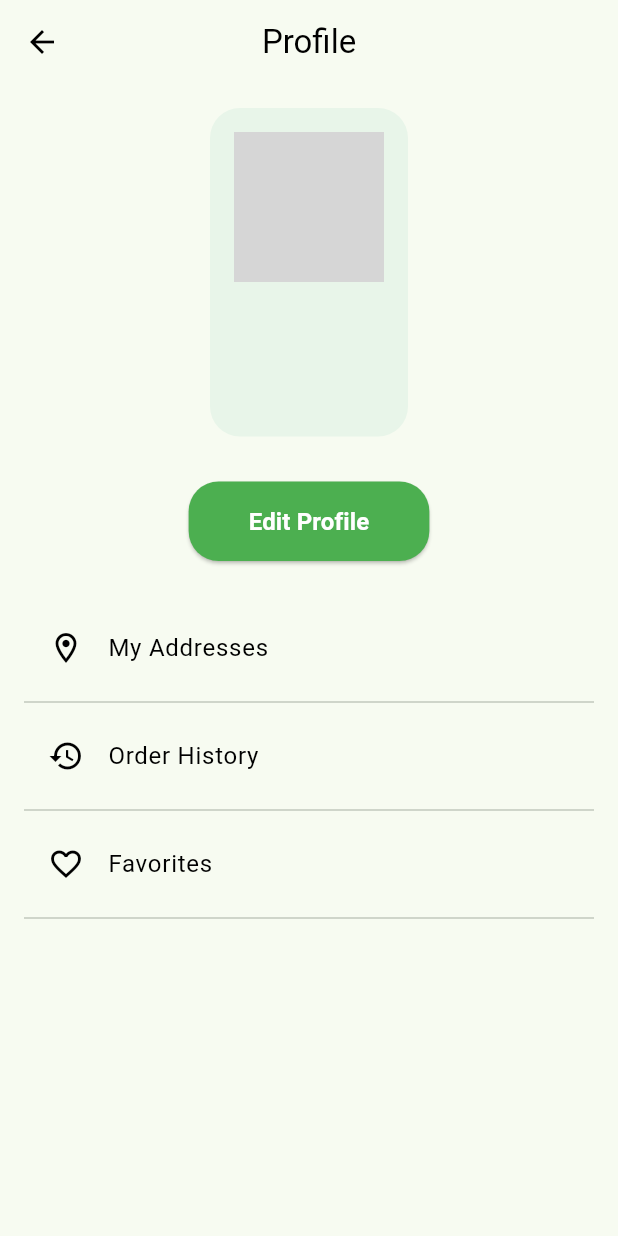
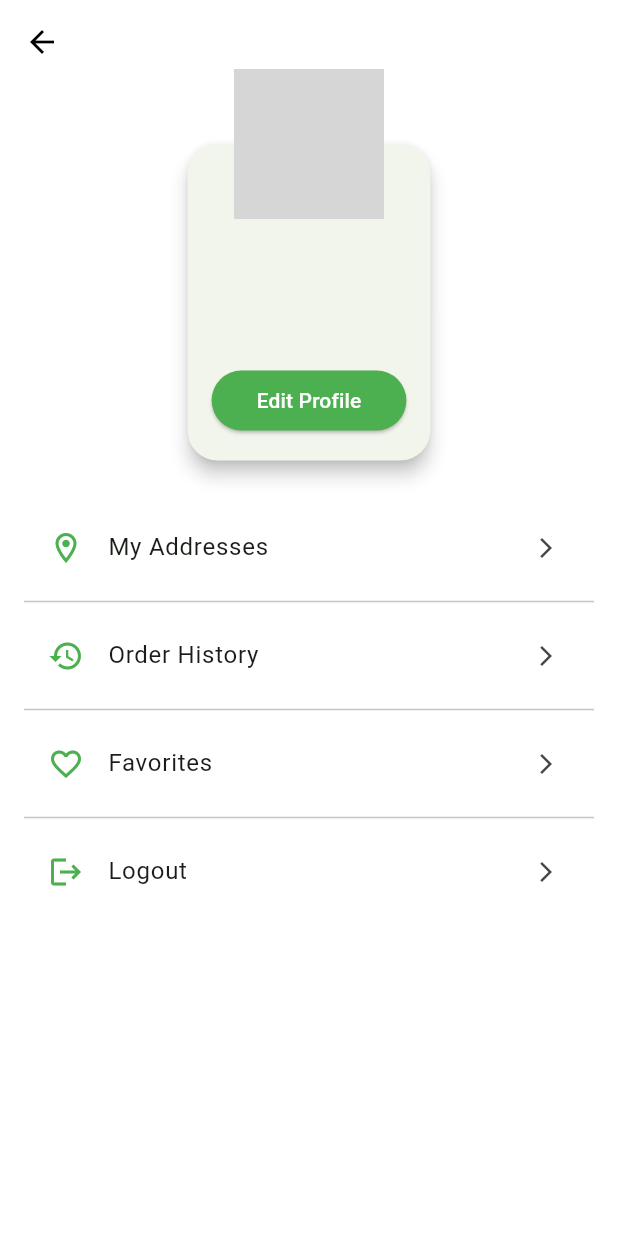
Before and after one commit to itscodemine/foodies, a Flutter app: the ProfileScreen screen opened directly, on a phone screen of 412 x 824 dp. Run offline on Flutter 3.47's test engine with Material 3 defaults, Android fonts, the phone set to English and light mode, and no system bars; our stand-ins replace cloud_firestore, firebase_auth, firebase_core; accounts and stored records are empty; network calls fail; grey boxes are pictures that could not be loaded.

Commit message:
feat: update user profile screen

```diff
--- a/lib/ui/screens/home_screen.dart
+++ b/lib/ui/screens/home_screen.dart
@@ -276,7 +276,7 @@ class _HomeScreenState extends State<HomeScreen> {
                       ),
                     ),
                   ),
-                  const SizedBox(height: 12.0),
+                  const SizedBox(height: 16.0),
                   const Padding(
                     padding: EdgeInsets.symmetric(horizontal: 16.0),
                     child: Text(
@@ -287,7 +287,7 @@ class _HomeScreenState extends State<HomeScreen> {
                       ),
                     ),
                   ),
-                  const SizedBox(height: 12.0),
+                  const SizedBox(height: 6.0),
                   SizedBox(
                     height: 180,
                     child: ListView.builder(
@@ -364,7 +364,7 @@ class _HomeScreenState extends State<HomeScreen> {
                           gridDelegate:
                               const SliverGridDelegateWithFixedCrossAxisCount(
                                 crossAxisCount: 2,
-                                childAspectRatio: 0.8,
+                                childAspectRatio: 3 / 4,
                               ),
                           itemCount: _categoryMenus.length,
                           itemBuilder: (context, index) {
--- a/lib/ui/screens/profile_screen.dart
+++ b/lib/ui/screens/profile_screen.dart
@@ -4,6 +4,7 @@ import 'package:foodies/models/user_model.dart';
 import 'package:foodies/services/auth_services.dart';
 import 'package:foodies/ui/screens/address_screen.dart';
 import 'package:foodies/ui/screens/favorite_screen.dart';
+import 'package:foodies/ui/screens/login_screen.dart';
 import 'package:foodies/ui/screens/order_history_screen.dart';
 
 class ProfileScreen extends StatefulWidget {
@@ -38,42 +39,47 @@ class _ProfileScreenState extends State<ProfileScreen> {
     }
   }
 
+  Future<void> _logout() async {
+    await AuthServices().signOut();
+    if (mounted) {
+      Navigator.of(context).pushAndRemoveUntil(
+        MaterialPageRoute(builder: (context) => const LoginScreen()),
+        (Route<dynamic> route) => false,
+      );
+    }
+  }
+
   @override
   Widget build(BuildContext context) {
     return Scaffold(
+      backgroundColor: Colors.white,
       appBar: AppBar(
-        title: const Text('Profile', style: TextStyle(color: Colors.black)),
-        elevation: 0,
         backgroundColor: Colors.transparent,
         iconTheme: const IconThemeData(color: Colors.black),
-        centerTitle: true,
       ),
       body: _isLoading
           ? const Center(child: CircularProgressIndicator())
           : _user == null
           ? const Center(child: Text('User not found.'))
           : SingleChildScrollView(
+              child: Column(
+                children: [
+                  const SizedBox(height: 40),
+                  Stack(
+                    clipBehavior: Clip.none,
+                    alignment: Alignment.center,
+                    children: [
+                      Card(
+                        margin: const EdgeInsets.symmetric(horizontal: 16),
+                        shape: RoundedRectangleBorder(
+                          borderRadius: BorderRadius.circular(20),
+                        ),
+                        elevation: 5,
+                        child: Padding(
                           padding: const EdgeInsets.all(16.0),
                           child: Column(
                             children: [
-                  Container(
-                    padding: const EdgeInsets.all(16.0),
-                    decoration: BoxDecoration(
-                      color: Colors.green[50],
-                      borderRadius: BorderRadius.circular(20.0),
-                    ),
-                    child: Column(
-                      children: [
-                        CircleAvatar(
-                          radius: 50,
-                          backgroundImage: _user!.imageUrl != null
-                              ? NetworkImage(_user!.imageUrl!)
-                              : null,
-                          child: _user!.imageUrl == null
-                              ? const Icon(Icons.person, size: 50)
-                              : null,
-                        ),
-                        const SizedBox(height: 20),
+                              const SizedBox(height: 50),
                               Text(
                                 _user!.name,
                                 style: const TextStyle(
@@ -81,69 +87,80 @@ class _ProfileScreenState extends State<ProfileScreen> {
                                   fontWeight: FontWeight.bold,
                                 ),
                               ),
-                        const SizedBox(height: 10),
+                              const SizedBox(height: 8),
                               Text(
                                 _user!.email,
-                          style: const TextStyle(
+                                style: TextStyle(
                                   fontSize: 16,
-                            color: Colors.grey,
+                                  color: Colors.grey[600],
                                 ),
                               ),
-                      ],
-                    ),
-                  ),
-                  const SizedBox(height: 30),
+                              const SizedBox(height: 16),
                               ElevatedButton(
                                 onPressed: () {},
                                 style: ElevatedButton.styleFrom(
                                   foregroundColor: Colors.white,
                                   backgroundColor: Colors.green,
                                   padding: const EdgeInsets.symmetric(
-                        horizontal: 40,
-                        vertical: 15,
+                                    horizontal: 30,
+                                    vertical: 10,
                                   ),
                                   shape: RoundedRectangleBorder(
                                     borderRadius: BorderRadius.circular(20.0),
                                   ),
                                 ),
-                    child: const Text(
-                      'Edit Profile',
-                      style: TextStyle(
-                        fontSize: 16,
-                        fontWeight: FontWeight.bold,
+                                child: const Text('Edit Profile'),
+                              ),
+                            ],
                           ),
                         ),
                       ),
+                      Positioned(
+                        top: -50,
+                        child: CircleAvatar(
+                          radius: 50,
+                          backgroundImage: _user!.imageUrl != null
+                              ? NetworkImage(_user!.imageUrl!)
+                              : null,
+                          child: _user!.imageUrl == null
+                              ? const Icon(
+                                  Icons.person,
+                                  size: 50,
+                                  color: Colors.white,
+                                )
+                              : null,
+                          backgroundColor: Colors.green,
+                        ),
+                      ),
+                    ],
+                  ),
                   const SizedBox(height: 30),
+                  _buildProfileMenu(),
+                ],
+              ),
+            ),
+    );
+  }
 
-                  ListTile(
-                    leading: const Icon(
-                      Icons.location_on_outlined,
-                      color: Colors.black,
-                    ),
-                    title: const Text(
-                      'My Addresses',
-                      style: TextStyle(color: Colors.black),
-                    ),
+  Widget _buildProfileMenu() {
+    return Padding(
+      padding: const EdgeInsets.symmetric(horizontal: 16.0),
+      child: Column(
+        children: [
+          _buildMenuItem(
+            icon: Icons.location_on_outlined,
+            title: 'My Addresses',
             onTap: () {
               Navigator.push(
                 context,
-                        MaterialPageRoute(
-                          builder: (context) => const AddressScreen(),
-                        ),
+                MaterialPageRoute(builder: (context) => const AddressScreen()),
               );
             },
           ),
           const Divider(),
-                  ListTile(
-                    leading: const Icon(
-                      Icons.history_outlined,
-                      color: Colors.black,
-                    ),
-                    title: const Text(
-                      'Order History',
-                      style: TextStyle(color: Colors.black),
-                    ),
+          _buildMenuItem(
+            icon: Icons.history_outlined,
+            title: 'Order History',
             onTap: () {
               Navigator.push(
                 context,
@@ -154,28 +171,33 @@ class _ProfileScreenState extends State<ProfileScreen> {
             },
           ),
           const Divider(),
-                  ListTile(
-                    leading: const Icon(
-                      Icons.favorite_border,
-                      color: Colors.black,
-                    ),
-                    title: const Text(
-                      'Favorites',
-                      style: TextStyle(color: Colors.black),
-                    ),
+          _buildMenuItem(
+            icon: Icons.favorite_border,
+            title: 'Favorites',
             onTap: () {
               Navigator.push(
                 context,
-                        MaterialPageRoute(
-                          builder: (context) => const FavoriteScreen(),
-                        ),
+                MaterialPageRoute(builder: (context) => const FavoriteScreen()),
               );
             },
           ),
           const Divider(),
+          _buildMenuItem(icon: Icons.logout, title: 'Logout', onTap: _logout),
         ],
-              ),
       ),
     );
   }
+
+  Widget _buildMenuItem({
+    required IconData icon,
+    required String title,
+    required VoidCallback onTap,
+  }) {
+    return ListTile(
+      leading: Icon(icon, color: Colors.green),
+      title: Text(title),
+      trailing: const Icon(Icons.arrow_forward_ios, size: 16),
+      onTap: onTap,
+    );
   }
+}
--- a/lib/ui/widgets/menu_card.dart
+++ b/lib/ui/widgets/menu_card.dart
@@ -17,7 +17,7 @@ class MenuCard extends StatelessWidget {
         );
       },
       child: Card(
-        margin: const EdgeInsets.all(4.0),
+        margin: const EdgeInsets.all(8.0),
         elevation: 2.0,
         shape: RoundedRectangleBorder(
           borderRadius: BorderRadius.circular(12.0),
```
Lines whose indentation alone changed are shown as unchanged.
